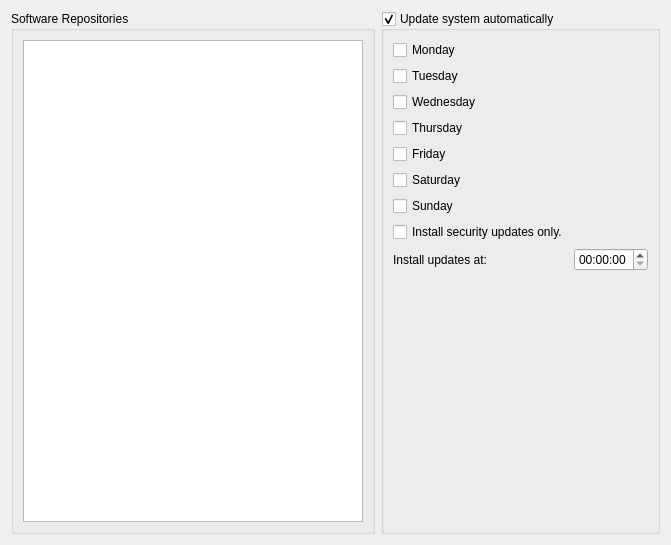
Above: 2.0/renan.cakirerk/ahenk/lider/lider/plugins/plugin_software/software.ui from pars-linux/uludag before the change. Below: the same form after it.
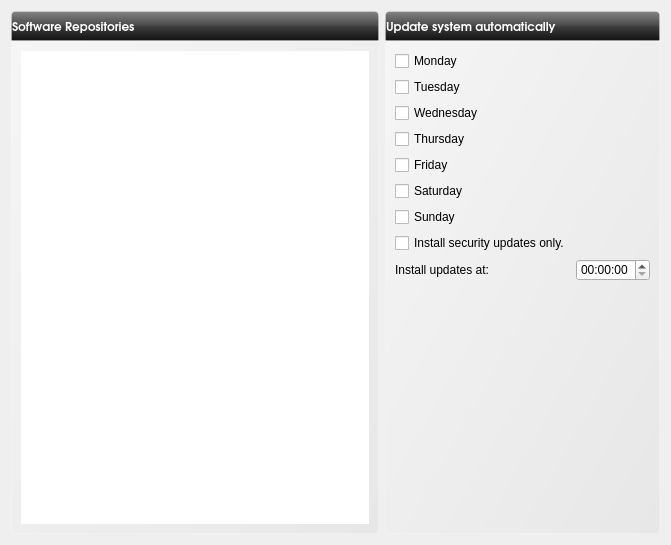
That is the form after the change. Icons and pictures are not drawn.

Commit message: finalize all plugin designs, node refreshing feature, change update software behavior, add more images, change login screen

Diff of the .ui file:
```diff
--- a/2.0/renan.cakirerk/ahenk/lider/lider/plugins/plugin_software/software.ui
+++ b/2.0/renan.cakirerk/ahenk/lider/lider/plugins/plugin_software/software.ui
@@ -17,8 +17,19 @@
    <iconset resource="software.qrc">
     <normaloff>:/icons/software48.png</normaloff>:/icons/software48.png</iconset>
   </property>
+  <property name="styleSheet">
+   <string notr="true">QGroupBox{
+background-color: qlineargradient(spread:pad, x1:1, y1:1, x2:0, y2:0, stop:0 rgba(219, 219, 219, 100), stop:1 rgba(255, 255, 255, 100));
+border: 1px solid rgba(255,255,255,50);
+border-bottom-left-radius: 4px;
+border-bottom-right-radius: 4px;
+}</string>
+  </property>
   <layout class="QGridLayout" name="gridLayout_3">
-   <item row="0" column="0">
+   <property name="verticalSpacing">
+    <number>0</number>
+   </property>
+   <item row="2" column="0">
     <widget class="QGroupBox" name="groupBox">
      <property name="sizePolicy">
       <sizepolicy hsizetype="Preferred" vsizetype="Preferred">
@@ -27,11 +38,25 @@
       </sizepolicy>
      </property>
      <property name="title">
-      <string>Software Repositories</string>
+      <string/>
+     </property>
+     <property name="flat">
+      <bool>true</bool>
      </property>
      <layout class="QGridLayout" name="gridLayout_2">
       <item row="0" column="0">
        <widget class="QListWidget" name="listRepositories">
+        <property name="styleSheet">
+         <string notr="true">QListWidget {
+        show-decoration-selected: 1; /* make the selection span the entire width of the view */
+        color: #444444;
+		border: 0px;
+        font-size: 12px;
+        text-decoration: none;
+        background-color: qlineargradient(spread:pad, x1:0.5, y1:0, x2:0.516304,
+            y2:0.653, stop:0 rgba(171, 171, 171, 255), stop:1 rgba(255, 255, 255, 220));
+}</string>
+        </property>
         <property name="iconSize">
          <size>
           <width>32</width>
@@ -43,7 +68,7 @@
      </layout>
     </widget>
    </item>
-   <item row="0" column="1">
+   <item row="2" column="1">
     <widget class="QGroupBox" name="groupUpdate">
      <property name="sizePolicy">
       <sizepolicy hsizetype="Preferred" vsizetype="Preferred">
@@ -52,72 +77,75 @@
       </sizepolicy>
      </property>
      <property name="title">
-      <string>Update system automatically</string>
+      <string/>
+     </property>
+     <property name="flat">
+      <bool>true</bool>
      </property>
      <property name="checkable">
-      <bool>true</bool>
+      <bool>false</bool>
      </property>
      <layout class="QGridLayout" name="gridLayout">
-      <item row="0" column="0">
+      <item row="1" column="0">
        <widget class="QCheckBox" name="checkMonday">
         <property name="text">
          <string>Monday</string>
         </property>
        </widget>
       </item>
-      <item row="1" column="0">
+      <item row="2" column="0">
        <widget class="QCheckBox" name="checkTuesday">
         <property name="text">
          <string>Tuesday</string>
         </property>
        </widget>
       </item>
-      <item row="2" column="0">
+      <item row="3" column="0">
        <widget class="QCheckBox" name="checkWednesday">
         <property name="text">
          <string>Wednesday</string>
         </property>
        </widget>
       </item>
-      <item row="3" column="0">
+      <item row="4" column="0">
        <widget class="QCheckBox" name="checkThursday">
         <property name="text">
          <string>Thursday</string>
         </property>
        </widget>
       </item>
-      <item row="4" column="0">
+      <item row="5" column="0">
        <widget class="QCheckBox" name="checkFriday">
         <property name="text">
          <string>Friday</string>
         </property>
        </widget>
       </item>
-      <item row="5" column="0">
+      <item row="6" column="0">
        <widget class="QCheckBox" name="checkSaturday">
         <property name="text">
          <string>Saturday</string>
         </property>
        </widget>
       </item>
-      <item row="6" column="0">
+      <item row="7" column="0">
        <widget class="QCheckBox" name="checkSunday">
         <property name="text">
          <string>Sunday</string>
         </property>
        </widget>
       </item>
-      <item row="8" column="0">
+      <item row="9" column="0">
        <widget class="QLabel" name="label">
         <property name="text">
          <string>Install updates at:</string>
         </property>
        </widget>
       </item>
-      <item row="8" column="1">
+      <item row="9" column="1">
        <widget class="QTimeEdit" name="timeUpdate"/>
       </item>
-      <item row="10" column="0" colspan="2">
+      <item row="11" column="0" colspan="2">
        <spacer name="verticalSpacer">
         <property name="orientation">
          <enum>Qt::Vertical</enum>
@@ -130,7 +158,7 @@
         </property>
        </spacer>
       </item>
-      <item row="7" column="0">
+      <item row="8" column="0">
        <widget class="QCheckBox" name="checkSecurity">
         <property name="text">
          <string>Install security updates only.</string>
@@ -140,6 +168,92 @@
      </layout>
     </widget>
    </item>
+   <item row="0" column="0">
+    <widget class="QLabel" name="label_6">
+     <property name="minimumSize">
+      <size>
+       <width>260</width>
+       <height>30</height>
+      </size>
+     </property>
+     <property name="maximumSize">
+      <size>
+       <width>16777215</width>
+       <height>30</height>
+      </size>
+     </property>
+     <property name="font">
+      <font>
+       <family>URW Gothic L</family>
+       <pointsize>9</pointsize>
+       <weight>75</weight>
+       <bold>true</bold>
+       <underline>false</underline>
+      </font>
+     </property>
+     <property name="styleSheet">
+      <string notr="true">    background-color: qlineargradient(spread:pad, x1:0.5, y1:0, x2:0.5, y2:1, stop:0 rgba(132, 132, 132, 255), stop:0.501481 rgba(70, 70, 70, 255), stop:0.503057 rgba(62, 62, 62, 255), stop:1 rgba(16, 16, 16, 255));
+color:rgb(255,255,255);
+/*qlineargradient(spread:pad, x1:0.5, y1:1, x2:0.5, y2:0, stop:0 rgba(183, 100, 124, 255), stop:0.0212465 rgba(91, 33, 50, 255), stop:0.521739 rgba(152, 86, 105, 255), stop:0.527174 rgba(155, 98, 115, 255), stop:0.983696 rgba(184, 141, 153, 255), stop:1 rgba(220, 173, 186, 255));*/
+/*background-color: qlineargradient(spread:pad, x1:1, y1:1, x2:0, y2:0, stop:0 rgba(219, 219, 219, 100), stop:1 rgba(255, 255, 255, 100));*/
+border: 1px solid rgba(255,255,255,50);
+border-top-left-radius: 4px;
+border-top-right-radius: 4px;</string>
+     </property>
+     <property name="text">
+      <string>Software Repositories</string>
+     </property>
+     <property name="margin">
+      <number>5</number>
+     </property>
+     <property name="indent">
+      <number>0</number>
+     </property>
+    </widget>
+   </item>
+   <item row="0" column="1">
+    <widget class="QLabel" name="label_7">
+     <property name="minimumSize">
+      <size>
+       <width>260</width>
+       <height>30</height>
+      </size>
+     </property>
+     <property name="maximumSize">
+      <size>
+       <width>16777215</width>
+       <height>30</height>
+      </size>
+     </property>
+     <property name="font">
+      <font>
+       <family>URW Gothic L</family>
+       <pointsize>9</pointsize>
+       <weight>75</weight>
+       <bold>true</bold>
+       <underline>false</underline>
+      </font>
+     </property>
+     <property name="styleSheet">
+      <string notr="true">    background-color: qlineargradient(spread:pad, x1:0.5, y1:0, x2:0.5, y2:1, stop:0 rgba(132, 132, 132, 255), stop:0.501481 rgba(70, 70, 70, 255), stop:0.503057 rgba(62, 62, 62, 255), stop:1 rgba(16, 16, 16, 255));
+color:rgb(255,255,255);
+/*qlineargradient(spread:pad, x1:0.5, y1:1, x2:0.5, y2:0, stop:0 rgba(183, 100, 124, 255), stop:0.0212465 rgba(91, 33, 50, 255), stop:0.521739 rgba(152, 86, 105, 255), stop:0.527174 rgba(155, 98, 115, 255), stop:0.983696 rgba(184, 141, 153, 255), stop:1 rgba(220, 173, 186, 255));*/
+/*background-color: qlineargradient(spread:pad, x1:1, y1:1, x2:0, y2:0, stop:0 rgba(219, 219, 219, 100), stop:1 rgba(255, 255, 255, 100));*/
+border: 1px solid rgba(255,255,255,50);
+border-top-left-radius: 4px;
+border-top-right-radius: 4px;</string>
+     </property>
+     <property name="text">
+      <string>Update system automatically</string>
+     </property>
+     <property name="margin">
+      <number>5</number>
+     </property>
+     <property name="indent">
+      <number>0</number>
+     </property>
+    </widget>
+   </item>
   </layout>
  </widget>
  <resources>
```
The commit also changes 18 other files.
